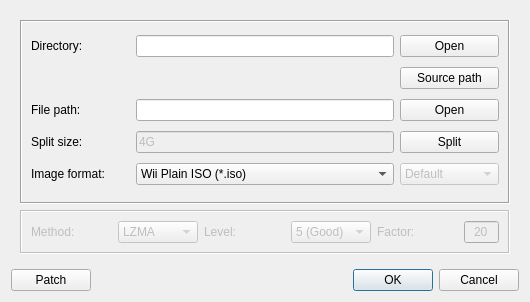
Above: resources/ui/wiibafudialog.ui from evertonstz/wiibafu before the change. Below: the same form after it.
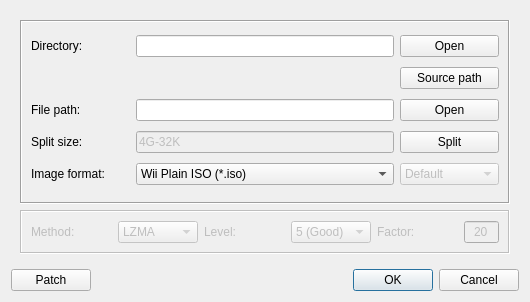
That is the form after the change. Icons and pictures are not drawn.

Commit message: changing the default value for split from 4G to 4G-32K, solving the problem of splited files being too large for fat32 partitions

What changed in the file:
```diff
--- a/resources/ui/wiibafudialog.ui
+++ b/resources/ui/wiibafudialog.ui
@@ -215,7 +215,7 @@
 Default value is 4G</string>
             </property>
             <property name="text">
-             <string>4G</string>
+             <string>4G-32K</string>
             </property>
            </widget>
           </item>
```
Left out of the diff: 2 changed lines with no effect on the pictures.
